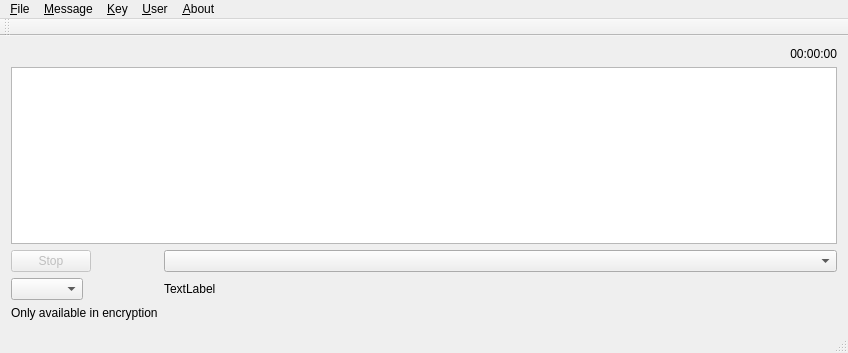
Qt form mainwindow.ui (qmick/OneTimeEncryptor) before a commit.
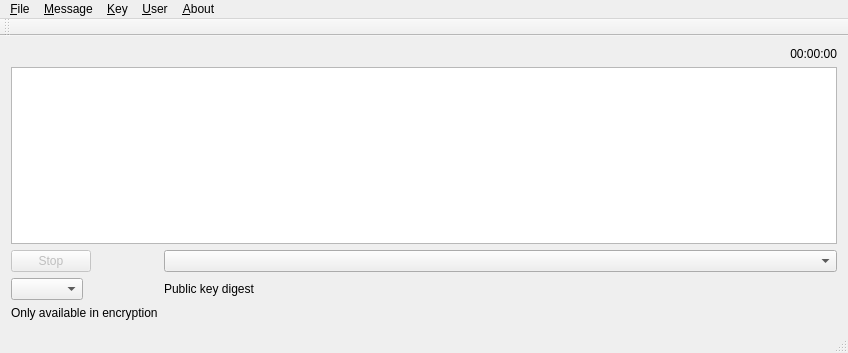
The same form after that commit.

What changed in the file:
```diff
--- a/mainwindow.ui
+++ b/mainwindow.ui
@@ -66,7 +66,7 @@
     <item row="3" column="1">
      <widget class="QLabel" name="digest_label">
       <property name="text">
-       <string>TextLabel</string>
+       <string>Public key digest</string>
       </property>
      </widget>
     </item>
```
Left out of the diff: 6 changed lines with no effect on the pictures.
